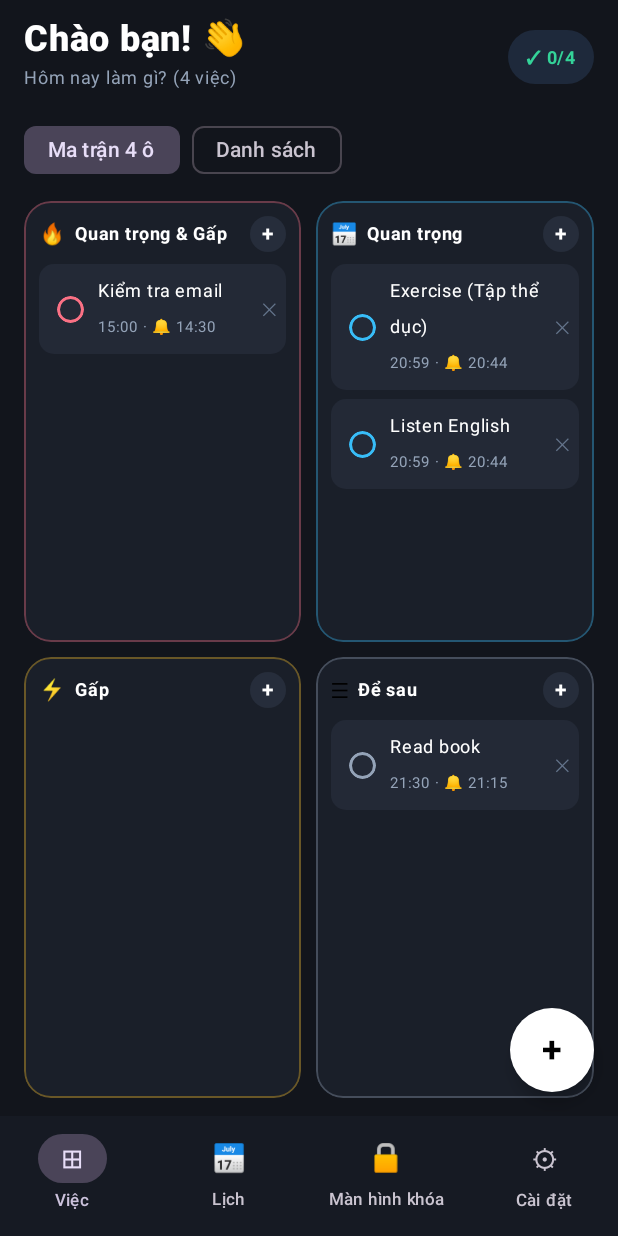
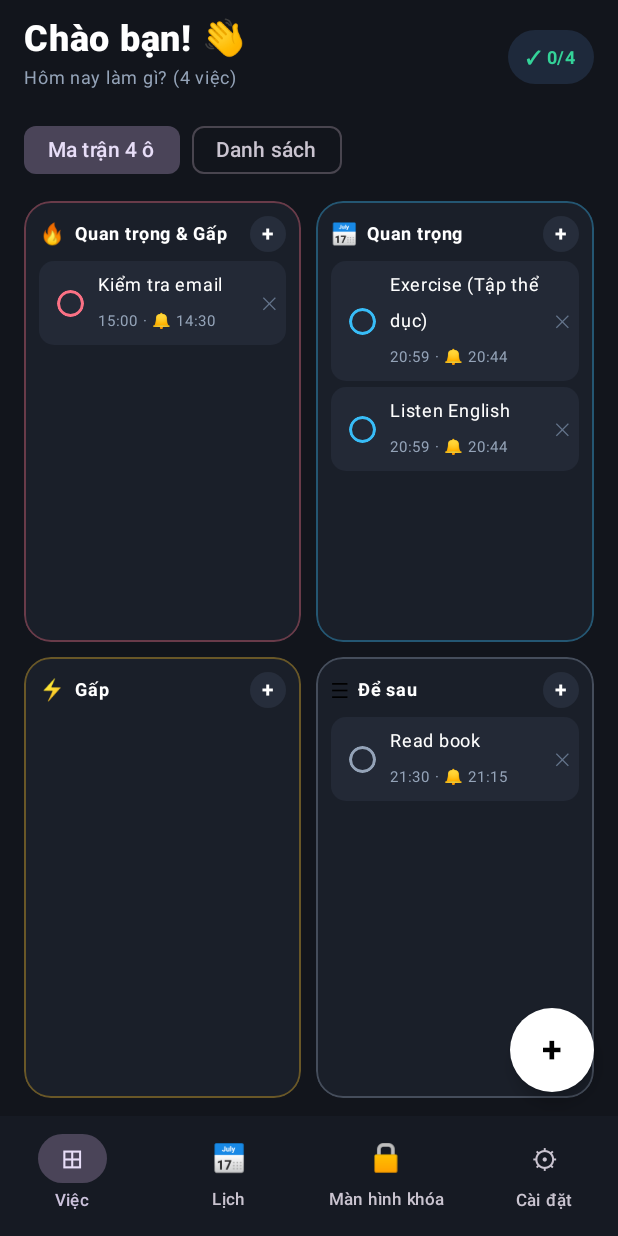
Before and after one commit to nightlostls/work-ota, an Android app built with Jetpack Compose: the screen it shows after launch (MainActivity), on a phone screen of 412 x 824 dp. Run offline under Robolectric (Android 15) with nearby library versions, the phone set to English and light mode, and no system bars; 1 statement that could not run was skipped.

Commit message:
v1.1.1: Thong bao 10 dong, chu sang de doc & ma tran gon

```diff
--- a/app/build.gradle.kts
+++ b/app/build.gradle.kts
@@ -13,8 +13,8 @@ android {
         applicationId = "com.work.app"
         minSdk = 26
         targetSdk = 37
-        versionCode = 11
-        versionName = "1.1.0"
+        versionCode = 12
+        versionName = "1.1.1"
 
         testInstrumentationRunner = "androidx.test.runner.AndroidJUnitRunner"
     }
--- a/app/src/main/java/com/work/app/MainActivity.kt
+++ b/app/src/main/java/com/work/app/MainActivity.kt
@@ -375,12 +375,12 @@ fun QuadrantCard(
                 Text("+", color = Color.White, fontWeight = FontWeight.Bold, fontSize = 14.sp)
             }
         }
-        Spacer(Modifier.height(8.dp))
-        LazyColumn(verticalArrangement = Arrangement.spacedBy(6.dp), modifier = Modifier.weight(1f)) {
+        Spacer(Modifier.height(6.dp))
+        LazyColumn(verticalArrangement = Arrangement.spacedBy(4.dp), modifier = Modifier.weight(1f)) {
             items(items, key = { it.id }) { t ->
                 val done = doneIds.contains(t.id)
                 Row(
-                    modifier = Modifier.fillMaxWidth().clip(RoundedCornerShape(10.dp)).background(Color(0xFF232936)).clickable { onEditTask(t) }.padding(6.dp),
+                    modifier = Modifier.fillMaxWidth().clip(RoundedCornerShape(10.dp)).background(Color(0xFF232936)).clickable { onEditTask(t) }.padding(horizontal = 6.dp, vertical = 4.dp),
                     verticalAlignment = Alignment.CenterVertically
                 ) {
                     Box(
--- a/app/src/main/java/com/work/app/notification/PinnedTaskNotification.kt
+++ b/app/src/main/java/com/work/app/notification/PinnedTaskNotification.kt
@@ -8,6 +8,9 @@ import android.content.Context
 import android.content.Intent
 import android.graphics.Color
 import android.net.Uri
+import android.text.SpannableString
+import android.text.Spanned
+import android.text.style.StrikethroughSpan
 import android.view.View
 import android.widget.RemoteViews
 import androidx.core.app.NotificationCompat
@@ -28,8 +31,10 @@ object PinnedTaskNotification {
         nm.createNotificationChannel(channel)
 
         val repo = WorkRepository(context)
-        val tasks = repo.getTasksForDate()
+        val rawTasks = repo.getTasksForDate()
         val doneIds = repo.getCompletedIds()
+        // Pending tasks first, completed tasks below
+        val tasks = rawTasks.sortedBy { doneIds.contains(it.id) }
 
         val openIntent = PendingIntent.getActivity(
             context, 0, Intent(context, MainActivity::class.java),
@@ -38,13 +43,22 @@ object PinnedTaskNotification {
 
         val rv = RemoteViews(context.packageName, R.layout.notif_pinned_tasks)
         rv.setTextViewText(R.id.notif_header, "Work · Việc hôm nay")
-        rv.setTextViewText(R.id.notif_progress, "${doneIds.size}/${tasks.size} xong")
+        rv.setTextViewText(R.id.notif_progress, "${doneIds.size}/${rawTasks.size} xong")
 
-        val rowIds = intArrayOf(R.id.row_0, R.id.row_1, R.id.row_2, R.id.row_3, R.id.row_4)
-        val circleIds = intArrayOf(R.id.circle_0, R.id.circle_1, R.id.circle_2, R.id.circle_3, R.id.circle_4)
-        val titleIds = intArrayOf(R.id.title_0, R.id.title_1, R.id.title_2, R.id.title_3, R.id.title_4)
+        val rowIds = intArrayOf(
+            R.id.row_0, R.id.row_1, R.id.row_2, R.id.row_3, R.id.row_4,
+            R.id.row_5, R.id.row_6, R.id.row_7, R.id.row_8, R.id.row_9
+        )
+        val circleIds = intArrayOf(
+            R.id.circle_0, R.id.circle_1, R.id.circle_2, R.id.circle_3, R.id.circle_4,
+            R.id.circle_5, R.id.circle_6, R.id.circle_7, R.id.circle_8, R.id.circle_9
+        )
+        val titleIds = intArrayOf(
+            R.id.title_0, R.id.title_1, R.id.title_2, R.id.title_3, R.id.title_4,
+            R.id.title_5, R.id.title_6, R.id.title_7, R.id.title_8, R.id.title_9
+        )
 
-        for (i in 0 until 5) {
+        for (i in 0 until 10) {
             if (i < tasks.size) {
                 val t = tasks[i]
                 val isDone = doneIds.contains(t.id)
@@ -64,10 +78,17 @@ object PinnedTaskNotification {
                 rv.setTextViewText(circleIds[i], if (isDone) "✓" else "")
 
                 val timeStr = t.time?.let { "$it · " } ?: ""
-                rv.setTextViewText(titleIds[i], "$timeStr${t.title}")
-                rv.setTextColor(titleIds[i], if (isDone) Color.parseColor("#64748B") else Color.parseColor("#F1F5F9"))
+                val displayText = "$timeStr${t.title}"
+                if (isDone) {
+                    val span = SpannableString(displayText)
+                    span.setSpan(StrikethroughSpan(), 0, displayText.length, Spanned.SPAN_EXCLUSIVE_EXCLUSIVE)
+                    rv.setTextViewText(titleIds[i], span)
+                    rv.setTextColor(titleIds[i], Color.parseColor("#CBD5E1"))
+                } else {
+                    rv.setTextViewText(titleIds[i], displayText)
+                    rv.setTextColor(titleIds[i], Color.parseColor("#FFFFFF"))
+                }
 
-                // Unique Action + Data URI prevents OEM PendingIntent collision across rows
                 val toggleIntent = Intent(context, TaskDoneReceiver::class.java).apply {
                     action = "com.work.app.TOGGLE_TASK_${t.id}"
                     data = Uri.parse("work://task/${t.id}")
@@ -106,9 +127,7 @@ class TaskDoneReceiver : BroadcastReceiver() {
         val taskId = intent.getStringExtra("task_id") ?: intent.data?.lastPathSegment ?: return
         val appCtx = context.applicationContext
         WorkRepository(appCtx).toggleTaskDone(taskId)
-        // Update notification immediately (< 5ms)
         PinnedTaskNotification.showOrUpdate(appCtx)
-        // Render lockscreen & sync in background so notification never lags
         Thread {
             LockScreenRenderer.renderAndApplyLockScreen(appCtx)
             if (WorkRepository(appCtx).getSyncRoomCode().isNotBlank()) {
```
Also changed, not shown: app/src/main/res/layout/notif_pinned_tasks.xml (+35 -10 lines).
